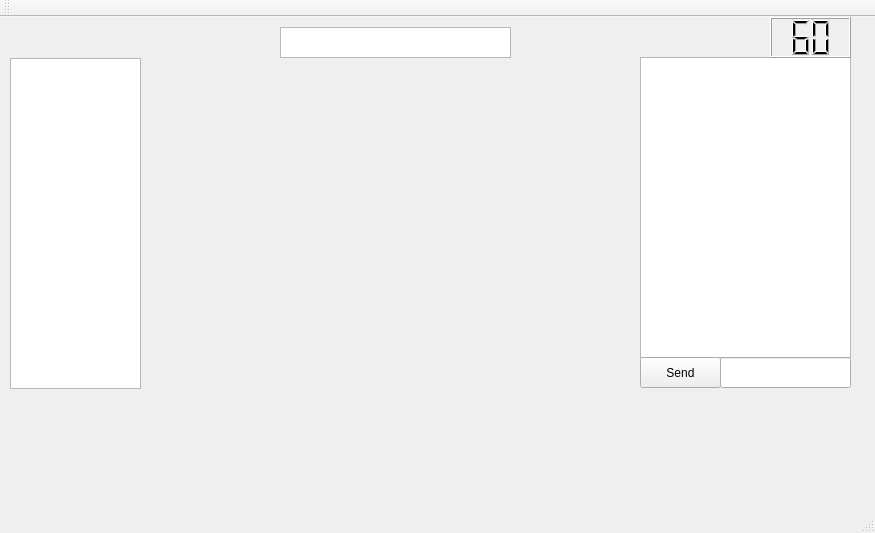
First picture: the form in User/User/Guess_Game_Interface.ui, repository xNaga09x/ProjectModernCpp, before the edit.
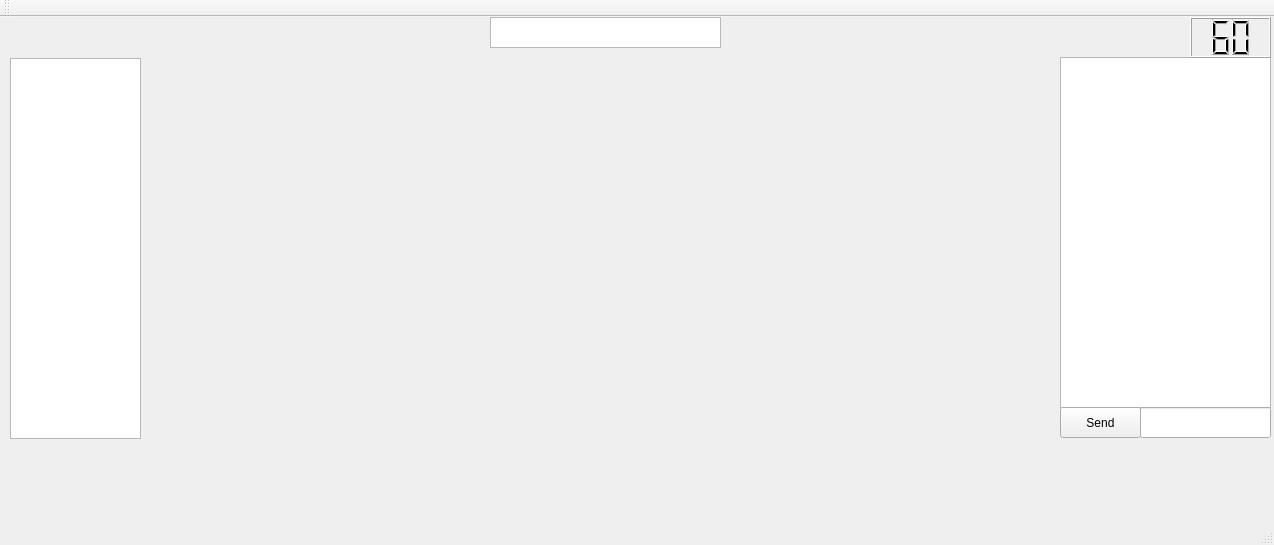
Second picture: the form after the edit.

Diff of the .ui file:
```diff
--- a/User/User/Guess_Game_Interface.ui
+++ b/User/User/Guess_Game_Interface.ui
@@ -6,8 +6,8 @@
    <rect>
     <x>0</x>
     <y>0</y>
-    <width>875</width>
-    <height>533</height>
+    <width>1274</width>
+    <height>545</height>
    </rect>
   </property>
   <property name="windowTitle">
@@ -17,10 +17,10 @@
    <widget class="QTextEdit" name="chatDisplay">
     <property name="geometry">
      <rect>
-      <x>640</x>
+      <x>1060</x>
       <y>40</y>
       <width>211</width>
-      <height>301</height>
+      <height>351</height>
      </rect>
     </property>
     <property name="readOnly">
@@ -30,8 +30,8 @@
    <widget class="QLineEdit" name="messageInput">
     <property name="geometry">
      <rect>
-      <x>720</x>
-      <y>340</y>
+      <x>1140</x>
+      <y>390</y>
       <width>131</width>
       <height>31</height>
      </rect>
@@ -40,8 +40,8 @@
    <widget class="QPushButton" name="sendButton">
     <property name="geometry">
      <rect>
-      <x>640</x>
-      <y>340</y>
+      <x>1060</x>
+      <y>390</y>
       <width>81</width>
       <height>31</height>
      </rect>
@@ -50,32 +50,21 @@
      <string>Send</string>
     </property>
    </widget>
-   <widget class="QWidget" name="verticalLayoutWidget">
-    <property name="geometry">
-     <rect>
-      <x>140</x>
-      <y>40</y>
-      <width>501</width>
-      <height>331</height>
-     </rect>
-    </property>
-    <layout class="QVBoxLayout" name="verticalLayout"/>
-   </widget>
    <widget class="QListView" name="playerList">
     <property name="geometry">
      <rect>
       <x>10</x>
       <y>41</y>
       <width>131</width>
-      <height>331</height>
+      <height>381</height>
      </rect>
     </property>
    </widget>
    <widget class="QTextEdit" name="GuessWord">
     <property name="geometry">
      <rect>
-      <x>280</x>
-      <y>10</y>
+      <x>490</x>
+      <y>0</y>
       <width>231</width>
       <height>31</height>
      </rect>
@@ -87,7 +76,7 @@
    <widget class="QLCDNumber" name="stopWatch">
     <property name="geometry">
      <rect>
-      <x>770</x>
+      <x>1190</x>
       <y>0</y>
       <width>81</width>
       <height>41</height>
@@ -105,6 +94,19 @@
      <number>60</number>
     </property>
    </widget>
+   <widget class="QLabel" name="label">
+    <property name="geometry">
+     <rect>
+      <x>148</x>
+      <y>45</y>
+      <width>911</width>
+      <height>371</height>
+     </rect>
+    </property>
+    <property name="text">
+     <string/>
+    </property>
+   </widget>
   </widget>
   <widget class="QMenuBar" name="menuBar">
    <property name="geometry">
```
Left out of the diff: 2 changed lines with no effect on the pictures.
